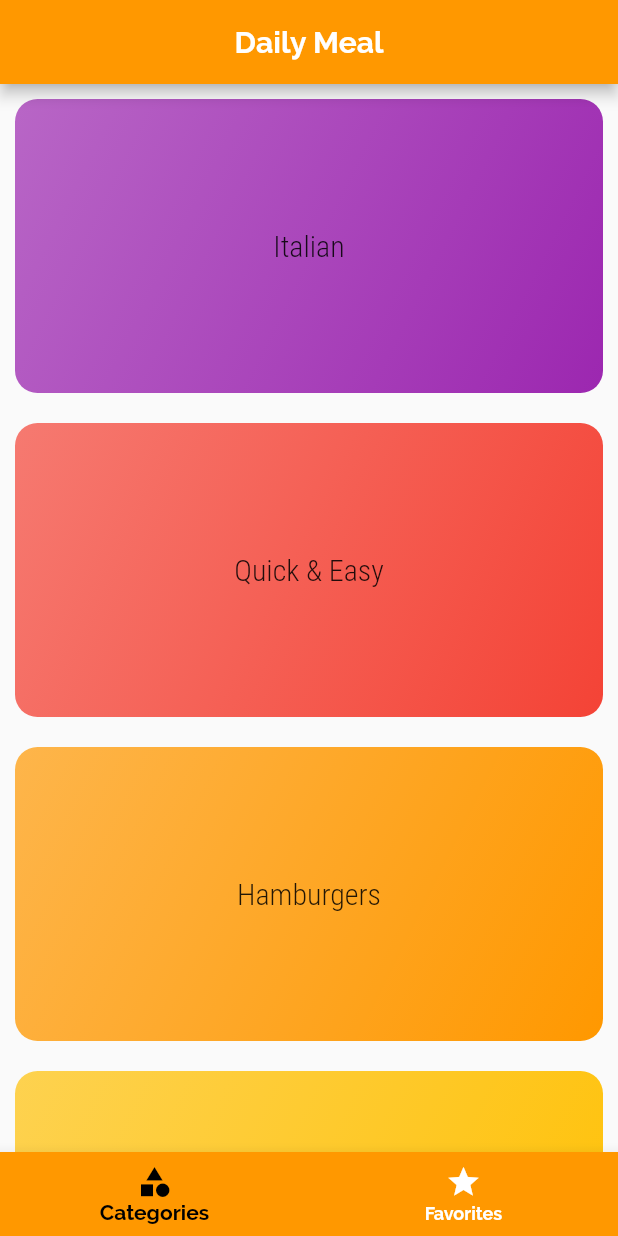
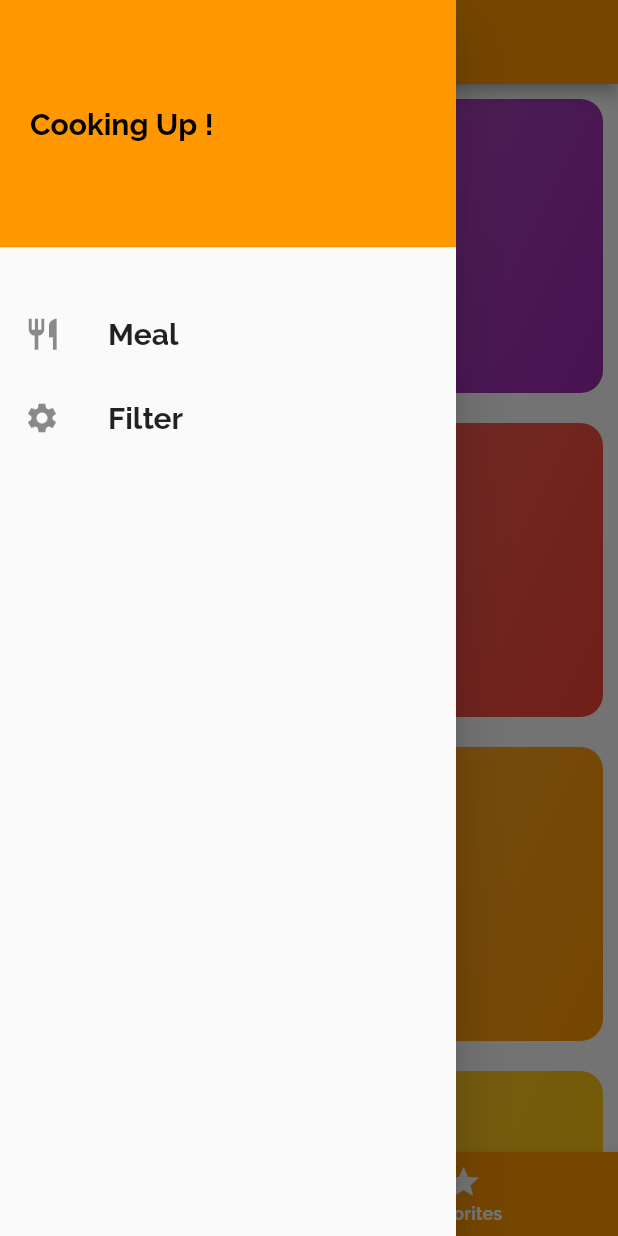
Before and after one commit to Rajatg180/Daily_Meal, a Flutter app: the screen it shows after launch, with the side drawer open (before the commit the screen has no drawer), on a phone screen of 412 x 824 dp. Run offline on Flutter 3.47's test engine with Material 2 defaults, Android fonts, the phone set to English and light mode, and no system bars; our stand-ins replace lottie.

Commit message:
not final

```diff
--- a/lib/Models/meal.dart
+++ b/lib/Models/meal.dart
@@ -27,6 +27,7 @@ class Meal {
   final bool isVegan;
   final bool isVegetarian;
 
+
   const Meal({
     required this.id,
     required this.categories,
--- a/lib/categories_iteam.dart
+++ b/lib/categories_iteam.dart
@@ -51,7 +51,8 @@ class CategoriesIteam extends StatelessWidget {
           style: TextStyle(
             //fontStyle: FontStyle.italic,
             fontFamily: 'RobotoCondensed',
-            fontSize: 20)),
+            fontWeight: FontWeight.bold,
+            fontSize: 25)),
         ),
         decoration: BoxDecoration(
           //for giving effect to container
--- a/lib/categories_screen.dart
+++ b/lib/categories_screen.dart
@@ -23,6 +23,7 @@ class CategoriesScreen extends StatelessWidget {
                 mainAxisSpacing: 20,
               )
 
+
     );
 
 
--- a/lib/main.dart
+++ b/lib/main.dart
@@ -1,15 +1,78 @@
 
 
 import 'package:daily_meal/category_meal_screen.dart';
+import 'package:daily_meal/filters_screen.dart';
 import 'package:daily_meal/meal_detail_screen.dart';
 import 'package:daily_meal/splachScreen.dart';
-
+import 'package:daily_meal/tabs_screen.dart';
+import 'dummy-data.dart';
+import './Models/meal.dart';
 import './categories_screen.dart';
 import 'package:flutter/material.dart';
 
 void main() => runApp(MyApp());
 
-class MyApp extends StatelessWidget {
+class MyApp extends StatefulWidget {
+
+  @override
+  State<MyApp> createState() => _MyAppState();
+}
+
+class _MyAppState extends State<MyApp> {
+  Map<String,bool> _filters={
+    'gluten':false,
+    'lactose':false,
+    'vegan':false,
+    'vegetarian':false,
+
+  };
+  List<Meal> _availableMeals = DUMMY_MEALS;
+  List<Meal> _favouriteMeals=[];
+  void _setFilters(Map<String,bool> filterData){
+     setState(() {
+       _filters=filterData;
+
+       _availableMeals=DUMMY_MEALS.where((meal){
+
+          if(_filters['gluten']! && !meal.isGlutenFree){
+          return false;
+        }
+        if(_filters['lactose']! && !meal.isLactoseFree){
+          return false;
+        }
+        if(_filters['vegan']! && !meal.isVegan){
+          return false;
+        }
+        if(_filters['vegatarian']! && !meal.isVegetarian){
+          return false;
+        }
+
+
+
+        return true;
+
+       }).toList();
+     });
+  }
+  void _toggleFavorites(String mealId){
+    final existingIndex=_favouriteMeals.indexWhere((meal) => meal.id==mealId);
+    if(existingIndex>=0){
+      setState(() {
+        _favouriteMeals.removeAt(existingIndex);
+      });
+    }
+    else{
+      setState(() {
+        _favouriteMeals.add(
+          DUMMY_MEALS.firstWhere((meal) => meal.id==mealId)
+        );
+      });
+    }
+  }
+
+  bool _isMealFavorite(String id){
+    return _favouriteMeals.any((meal) => meal.id==id);
+  }
   @override
   Widget build(BuildContext context) {
     return MaterialApp(
@@ -18,7 +81,7 @@ class MyApp extends StatelessWidget {
 
       //home: CategoriesScreen(),
       //to open home page using route
-      home: MyHomePage(),
+      home: MyHomePage(_favouriteMeals),
       //initialRoute: '/',
       //routes is another method to pass date or to navigate to other screen
       routes: {
@@ -26,8 +89,10 @@ class MyApp extends StatelessWidget {
         //'/':(context) => CategoriesScreen(),
         //'/category-meal':(context) => CategoriesScreen(),
         CategoriesScreen.routeName:((context) => CategoriesScreen()),
-        CategoryMealScreen.routeName:(context) => CategoryMealScreen(),
-        MealDetailScreen.routName:(context) => MealDetailScreen()
+        CategoryMealScreen.routeName:(context) => CategoryMealScreen(_availableMeals),
+        MealDetailScreen.routName:(context) => MealDetailScreen(_toggleFavorites,_isMealFavorite),
+        FiltersScreen.routName:(context) => FiltersScreen(_filters,_setFilters),
+        //TabsScreen.routName:(context) => TabsScreen(),
 
       },
       //it will move to CategoriesSreen() is the rout name is not declare
--- /dev/null
+++ b/lib/main_drawer.dart
@@ -0,0 +1,74 @@
+import 'package:daily_meal/categories_screen.dart';
+import 'package:daily_meal/favorites_screen.dart';
+import 'package:daily_meal/filters_screen.dart';
+import 'package:daily_meal/tabs_screen.dart';
+import 'package:flutter/material.dart';
+class MainDrawer extends StatefulWidget {
+  const MainDrawer({super.key});
+
+  @override
+  State<MainDrawer> createState() => _MainDrawerState();
+}
+
+class _MainDrawerState extends State<MainDrawer> {
+  // Widget BuildListTitle(String title,IconData icon,Function tapHandler){
+  //   return ListTile(
+  //           leading: Icon(icon,size: 25,),
+  //           title: Text(
+  //             title,
+  //             style: TextStyle(
+  //               fontSize: 20,
+  //             ),
+  //           ),
+  //           onTap: () {
+  //            tapHandler;
+  //           },
+  //         );
+  // }
+
+  @override
+
+
+  Widget build(BuildContext context) {
+    return Drawer(
+
+      child: Column(
+        children: [
+          Container(
+            color: Colors.orange,
+            height: MediaQuery.of(context).size.height*0.2,
+            width: double.infinity,
+            padding: EdgeInsets.all(20),
+            alignment: Alignment.centerLeft,
+            child: Text(
+              'Cooking Up !',
+              style: TextStyle(
+                color: Colors.black,
+                //fontWeight: FontWeight.w900,
+                fontSize: 20,
+              ),
+            ),
+          ),
+          SizedBox(
+            height: 30,
+          ),
+          ListTile(
+            leading: Icon(Icons.restaurant,size: 25,),
+            title: Text('Meal',style: TextStyle(fontSize: 20),),
+            onTap: (){
+                 Navigator.of(context).pop();
+            },
+          ),
+          ListTile(
+            leading: Icon(Icons.settings),
+            title: Text('Filter',style: TextStyle(fontSize: 20),),
+            onTap: (){
+                print("okkk");
+                 Navigator.of(context).pushNamed(FiltersScreen.routName);
+            },
+          ),
+        ]
+      ),
+    );
+  }
+}
--- a/lib/tabs_screen.dart
+++ b/lib/tabs_screen.dart
@@ -1,26 +1,38 @@
 import 'package:daily_meal/categories_screen.dart';
 import 'package:daily_meal/favorites_screen.dart';
+import 'package:daily_meal/main_drawer.dart';
 import 'package:flutter/material.dart';
+import './Models/meal.dart';
 
 class TabsScreen extends StatefulWidget {
-  const TabsScreen({super.key});
 
+
+  //static const routName='/tabs-screen';
+  final List<Meal> _favouriteMeals;
+  TabsScreen(this._favouriteMeals);
   @override
-  State<TabsScreen> createState() => _TabsScreenState();
+  State<TabsScreen> createState() => TabsScreenState();
 }
 
-class _TabsScreenState extends State<TabsScreen> {
-  final List<Widget> _page=[
-    CategoriesScreen(),
-    FavoritesScreen(),
+class TabsScreenState extends State<TabsScreen> {
+  late List<Map<String,dynamic>> _page;
+  int _selectedPageIndex=0;
+  @override
+  void initState(){
 
-  ];
-  int _selectedPageIndex=0;
+      _page=[
+    {'page':CategoriesScreen(),'title':'Categories',},
+    {'page':FavoritesScreen(widget._favouriteMeals),'title':'My Favorite',},
+      ];
+    super.initState;
+
+  }
   void _selectPage(int index){
-    setState(() {
+    setState() {
       _selectedPageIndex=index;
-    });
+    };
   }
+
   @override
   Widget build(BuildContext context) {
     //TOP TABBAR
@@ -62,11 +74,12 @@ class _TabsScreenState extends State<TabsScreen> {
     //Bottom tab bar
     return Scaffold(
       appBar: AppBar(
-           title: Center(
-            child: Text("Daily Meal",style: TextStyle(color: Colors.white),)
-          ),
+           title:
+             Text(_page[_selectedPageIndex]['title'])
+
        ),
-      body: _page[_selectedPageIndex],
+      drawer: MainDrawer(),
+      body: _page[_selectedPageIndex]['page'],
       bottomNavigationBar: BottomNavigationBar(
         backgroundColor: Colors.orange,
         onTap: _selectPage,
@@ -89,4 +102,4 @@ class _TabsScreenState extends State<TabsScreen> {
       ),
     );
   }
-}
+  }
--- a/pubspec.yaml
+++ b/pubspec.yaml
@@ -72,6 +72,7 @@ flutter:
   assets:
     - assets/SplachScreen/meal.json
     - icon.png
+    - assets/empty.jpg
     # - images/a_dot_ham.jpeg
 
   # An image asset can refer to one or more resolution-specific "variants", see
```
Also changed, not shown: lib/category_meal_screen.dart (+43 -14 lines), lib/favorites_screen.dart (+20 -3 lines), lib/filters_screen.dart (added, +113 -0 lines), lib/meal_detail_screen.dart (+14 -6 lines), lib/meal_iteams.dart (+8 -2 lines), lib/splachScreen.dart (+5 -2 lines), assets/empty.jpg (added). Lines whose indentation alone changed are shown as unchanged.
